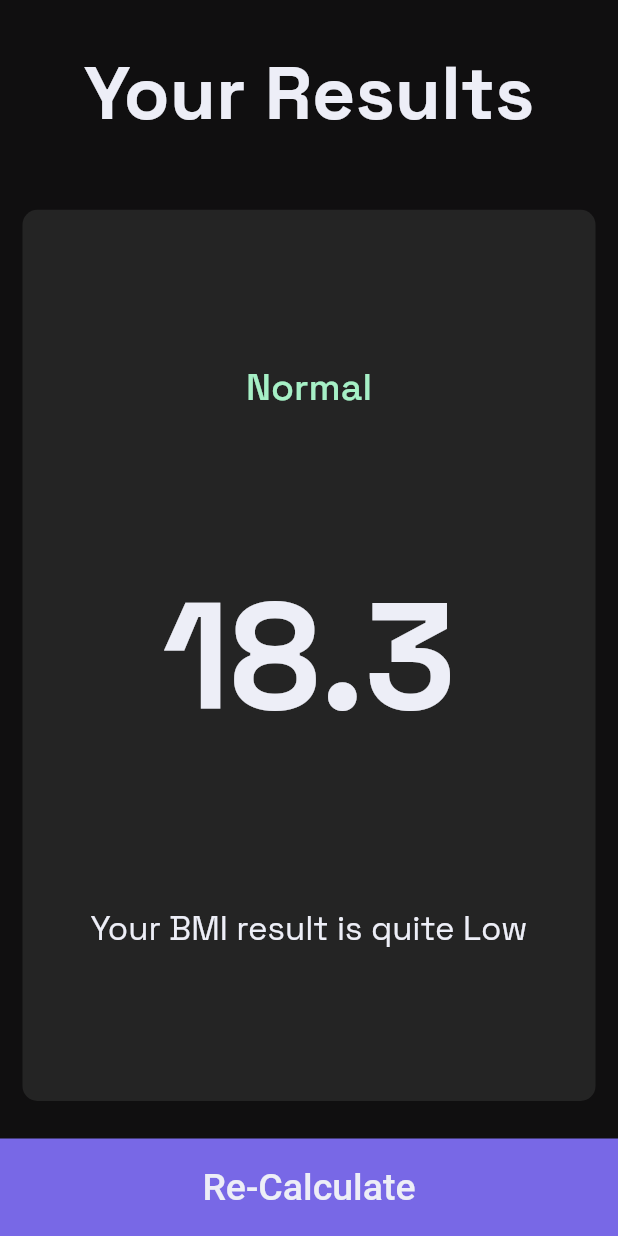
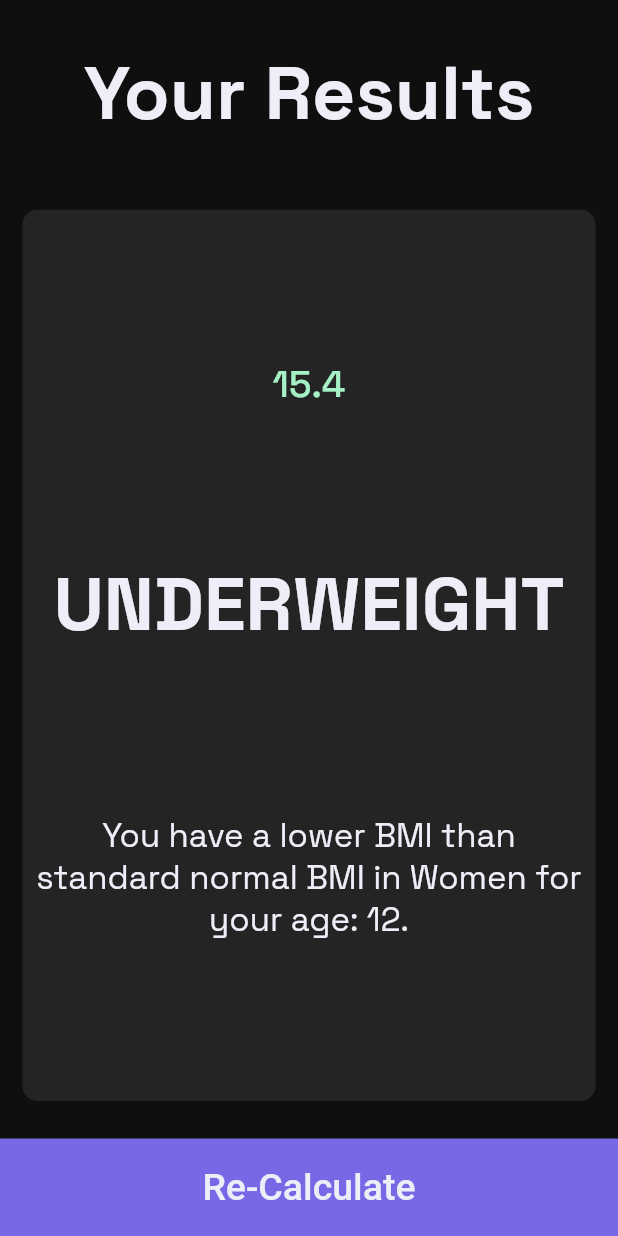
Before and after one commit to Akhmen18/bmi_calc, a Flutter app: the screen it shows after launch, after a tap on "Calculate", on a phone screen of 412 x 824 dp. Run offline on Flutter 3.47's test engine with Material 2 defaults, Android fonts, the phone set to English and light mode, and no system bars; our stand-ins replace font_awesome_flutter.

Commit message:
Finalise the app with the app logic.

```diff
--- /dev/null
+++ b/lib/brain_calculator.dart
@@ -0,0 +1,51 @@
+import 'package:flutter/cupertino.dart';
+import 'dart:math';
+
+class CalculatorBrain {
+  CalculatorBrain(
+      {@required this.height,
+      @required this.weight,
+      @required this.gender,
+      @required this.age});
+
+  final int height;
+  final int weight;
+  final String gender;
+  final int age;
+  double _bmi;
+
+  String calculateBMI() {
+    _bmi = (weight / pow(height / 100, 2));
+    return _bmi.toStringAsFixed(1);
+  }
+
+  String getResult() {
+    if (_bmi >= 25.0) {
+      return 'Overweight';
+    } else if (_bmi > 18.5 && _bmi < 25.0) {
+      return 'Normal';
+    } else {
+      return 'Underweight';
+    }
+  }
+
+  String getInterpretation() {
+    if (gender == 'Gender.male') {
+      if (_bmi >= 25.0) {
+        return 'You have a higher than standard normal BMI in Men for your age: $age.';
+      } else if (_bmi > 18.5 && _bmi < 25.0) {
+        return 'You have a Normal BMI among Men for your age: $age.\nGood Job!';
+      } else {
+        return 'You have a lower BMI than standard normal BMI in Men for your age: $age.';
+      }
+    } else {
+      if (_bmi >= 25.0) {
+        return 'You have a higher than standard normal BMI in Women for your age: $age.';
+      } else if (_bmi > 18.5 && _bmi < 25.0) {
+        return 'You have a Normal BMI among Women for your age: $age. \nGood Job!';
+      } else {
+        return 'You have a lower BMI than standard normal BMI in Women for your age: $age.';
+      }
+    }
+  }
+}
--- a/lib/constants.dart
+++ b/lib/constants.dart
@@ -47,7 +47,7 @@ const kResultTextStyle = TextStyle(
 );
 
 const kBMITextStyle = TextStyle(
-  fontSize: 100.0,
+  fontSize: 50.0,
   fontFamily: 'SpaceGrotesk',
   fontWeight: FontWeight.w700,
   color: Color(0xFFedeef7),
--- a/lib/screens/input_page.dart
+++ b/lib/screens/input_page.dart
@@ -6,6 +6,7 @@ import 'package:bmi_calc/constants.dart';
 import 'package:bmi_calc/screens/results_page.dart';
 import 'file:///D:/Github/bmi_calc/bmi_calc/lib/components/bottom_button.dart';
 import 'package:bmi_calc/components/round_icon_button.dart';
+import 'package:bmi_calc/brain_calculator.dart';
 
 enum Gender {
   male,
@@ -231,10 +232,19 @@ class _InputPageState extends State<InputPage> {
             BottomButton(
               buttonTitle: 'Calculate',
               onTap: () {
+                CalculatorBrain calc = CalculatorBrain(
+                    age: age,
+                    height: height,
+                    weight: weight,
+                    gender: selectedGender.toString());
                 Navigator.push(
                   context,
                   MaterialPageRoute(
-                    builder: (context) => ResultsPage(),
+                    builder: (context) => ResultsPage(
+                      bmiResult: calc.calculateBMI(),
+                      resultText: calc.getResult(),
+                      interpretation: calc.getInterpretation(),
+                    ),
                   ),
                 );
               },
--- a/lib/screens/results_page.dart
+++ b/lib/screens/results_page.dart
@@ -4,6 +4,15 @@ import 'package:bmi_calc/constants.dart';
 import 'package:bmi_calc/components/reusable_card.dart';
 
 class ResultsPage extends StatelessWidget {
+  ResultsPage(
+      {@required this.bmiResult,
+      @required this.resultText,
+      @required this.interpretation});
+
+  final String bmiResult;
+  final String resultText;
+  final String interpretation;
+
   @override
   Widget build(BuildContext context) {
     return Scaffold(
@@ -35,17 +44,20 @@ class ResultsPage extends StatelessWidget {
                 crossAxisAlignment: CrossAxisAlignment.center,
                 children: [
                   Text(
-                    'Normal',
+                    bmiResult,
                     style: kResultTextStyle,
                   ),
                   Text(
-                    '18.3',
+                    resultText.toUpperCase(),
                     style: kBMITextStyle,
                   ),
-                  Text(
-                    'Your BMI result is quite Low',
-                    textAlign: TextAlign.center,
-                    style: kBodyTextStyle,
+                  Padding(
+                    padding: const EdgeInsets.all(8.0),
+                    child: Text(
+                      interpretation,
+                      textAlign: TextAlign.center,
+                      style: kBodyTextStyle,
+                    ),
                   ),
                 ],
               ),
```
